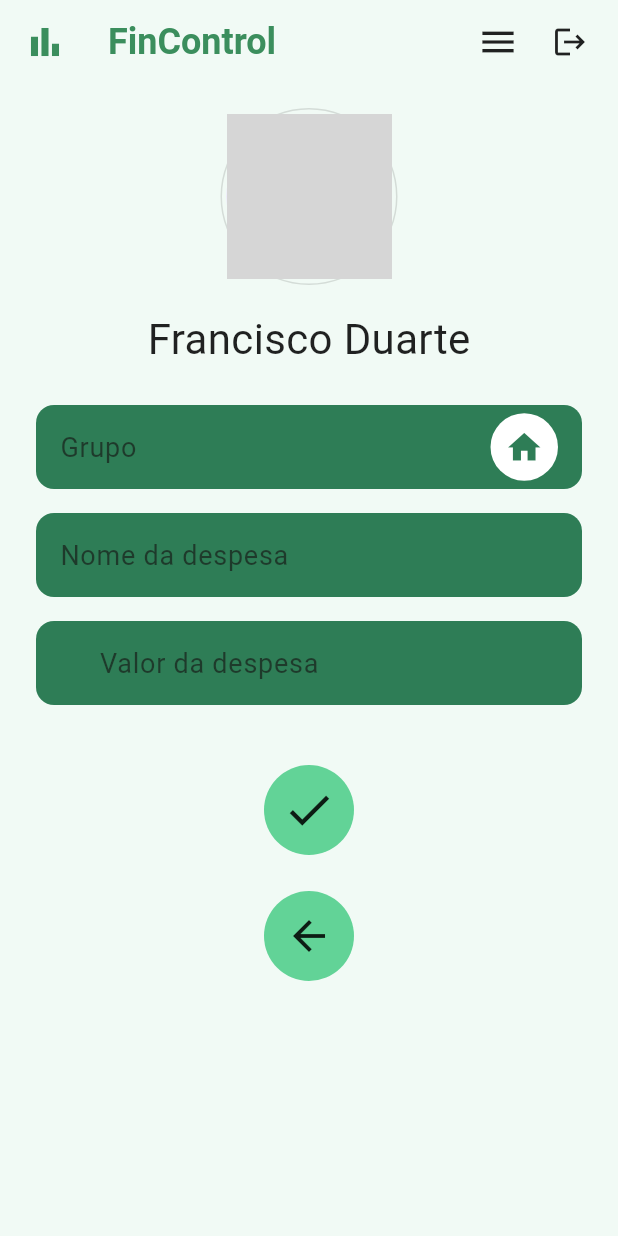
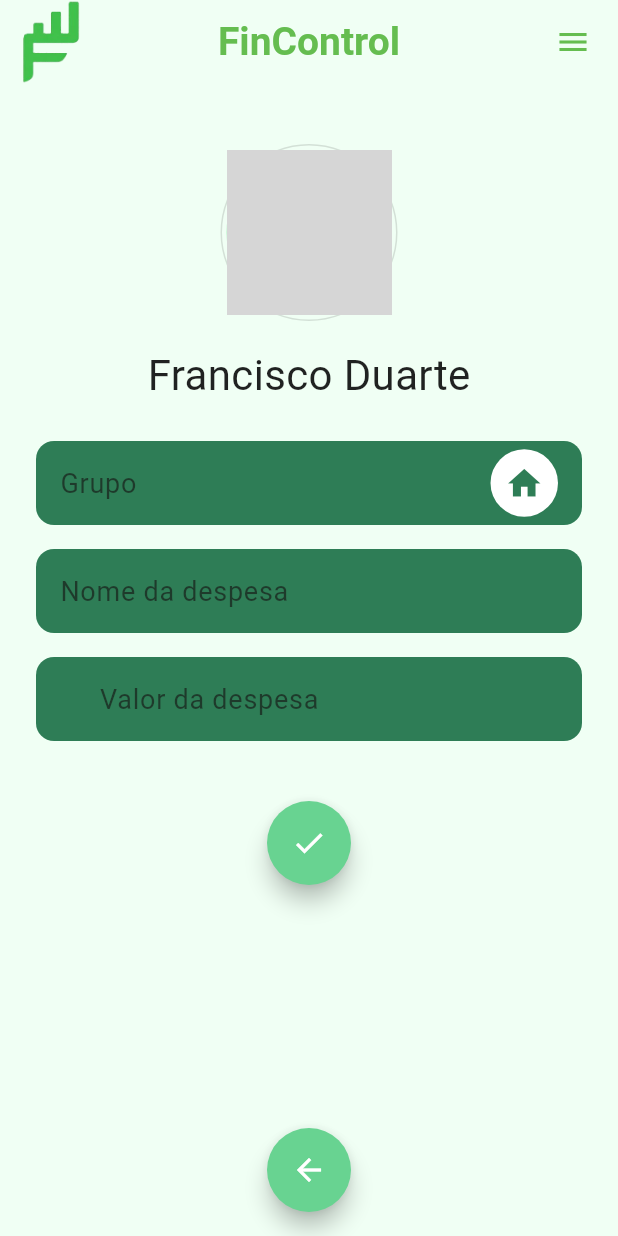
Before and after one commit to bastosmelo/fincontrol, a Flutter app: the DashboardPage screen opened directly, after a tap on "Adicionar Despesa", on a phone screen of 412 x 824 dp. Run offline on Flutter 3.47's test engine with Material 3 defaults, Android fonts, the phone set to English and light mode, and no system bars; network calls fail; grey boxes are pictures that could not be loaded.

Commit message:
Ajuste nas conexões entre as páginas.

```diff
--- a/lib/adddespesas.dart
+++ b/lib/adddespesas.dart
@@ -1,26 +1,20 @@
 import 'package:flutter/material.dart';
 import 'package:flutter/services.dart';
-// IMPORTANTE: Certifique-se de que o arquivo dashboard.dart existe na sua pasta lib
+
+import 'config.dart';
 import 'dashboard.dart';
 
 void main() {
-  runApp(const Adddespesas());
+  runApp(
+    const MaterialApp(debugShowCheckedModeBanner: false, home: Adddespesas()),
+  );
 }
 
 class Adddespesas extends StatelessWidget {
   const Adddespesas({super.key});
 
   @override
-  Widget build(BuildContext context) {
-    return MaterialApp(
-      debugShowCheckedModeBanner: false,
-      theme: ThemeData(
-        scaffoldBackgroundColor: const Color(0xFFF1FAF5),
-        fontFamily: 'sans-serif',
-      ),
-      home: const ExpenseFormScreen(),
-    );
-  }
+  Widget build(BuildContext context) => const ExpenseFormScreen();
 }
 
 class ExpenseFormScreen extends StatefulWidget {
@@ -49,42 +43,58 @@ class _ExpenseFormScreenState extends State<ExpenseFormScreen> {
   @override
   Widget build(BuildContext context) {
     const primaryGreen = Color(0xFF2E7D56);
-    const textGreen = Color(0xFF3B8E5D);
     const inputTextColor = Color(0xFF1E3A2B);
     const actionButtonColor = Color(0xFF62D397);
+    final width = MediaQuery.of(context).size.width;
 
     return Scaffold(
-      appBar: AppBar(
-        backgroundColor: Colors.transparent,
-        elevation: 0,
-        leading: const Padding(
-          padding: EdgeInsets.only(left: 16.0),
-          child: Row(
-            children: [
-              Icon(Icons.bar_chart, color: textGreen, size: 28),
-            ],
+      backgroundColor: const Color(0xFFF0FFF4),
+      appBar: PreferredSize(
+        preferredSize: const Size.fromHeight(80),
+        child: AppBar(
+          backgroundColor: const Color(0xFFF0FFF4),
+          elevation: 0,
+          centerTitle: true,
+          title: Text(
+            'FinControl',
+            style: TextStyle(
+              color: const Color(0xCC42AC27),
+              fontSize: width > 400 ? 26 : 20,
+              fontWeight: FontWeight.w700,
+            ),
           ),
+          leading: Padding(
+            padding: const EdgeInsets.only(left: 12),
+            child: Image.asset(
+              'assets/fincontrol-logo.png',
+              width: 36,
+              height: 36,
+              fit: BoxFit.contain,
+            ),
+          ),
+          actions: [
+            IconButton(
+              onPressed: () {
+                Navigator.of(
+                  context,
+                ).push(MaterialPageRoute(builder: (_) => const ConfigPage()));
+              },
+              icon: const Icon(Icons.menu, color: Color(0xCC42AC27)),
+            ),
+            const SizedBox(width: 6),
+          ],
         ),
-        title: const Text(
-          'FinControl',
-          style: TextStyle(
-            color: textGreen,
-            fontWeight: FontWeight.bold,
-            fontSize: 24,
-          ),
-        ),
-        centerTitle: false,
-        actions: [
-          IconButton(
-            icon: const Icon(Icons.menu, color: Colors.black87, size: 28),
-            onPressed: () {},
-          ),
-          IconButton(
-            icon: const Icon(Icons.logout, color: Colors.black87, size: 24),
-            onPressed: () {},
-          ),
-          const SizedBox(width: 8),
-        ],
+      ),
+      floatingActionButtonLocation: FloatingActionButtonLocation.centerFloat,
+      floatingActionButton: FloatingActionButton(
+        backgroundColor: const Color(0xFF68D391),
+        shape: const CircleBorder(),
+        onPressed: () {
+          Navigator.of(context).pushReplacement(
+            MaterialPageRoute(builder: (_) => const DashboardPage()),
+          );
+        },
+        child: const Icon(Icons.arrow_back, color: Colors.white),
       ),
       body: SingleChildScrollView(
         child: Padding(
@@ -130,15 +140,24 @@ class _ExpenseFormScreenState extends State<ExpenseFormScreen> {
                 child: Column(
                   children: [
                     Padding(
-                      padding: const EdgeInsets.symmetric(horizontal: 16, vertical: 4),
+                      padding: const EdgeInsets.symmetric(
+                        horizontal: 16,
+                        vertical: 4,
+                      ),
                       child: Row(
                         children: [
                           const Expanded(
                             child: TextField(
-                              style: TextStyle(color: Colors.white, fontSize: 18),
+                              style: TextStyle(
+                                color: Colors.white,
+                                fontSize: 18,
+                              ),
                               decoration: InputDecoration(
                                 hintText: 'Grupo',
-                                hintStyle: TextStyle(color: inputTextColor, fontSize: 18),
+                                hintStyle: TextStyle(
+                                  color: inputTextColor,
+                                  fontSize: 18,
+                                ),
                                 border: InputBorder.none,
                               ),
                             ),
@@ -173,11 +192,16 @@ class _ExpenseFormScreenState extends State<ExpenseFormScreen> {
                       clipBehavior: Clip.antiAlias,
                       decoration: const BoxDecoration(
                         color: Color(0xFF235E41),
-                        borderRadius: BorderRadius.vertical(bottom: Radius.circular(12)),
+                        borderRadius: BorderRadius.vertical(
+                          bottom: Radius.circular(12),
+                        ),
                       ),
                       child: ListView.builder(
                         scrollDirection: Axis.horizontal,
-                        padding: const EdgeInsets.symmetric(horizontal: 12, vertical: 16),
+                        padding: const EdgeInsets.symmetric(
+                          horizontal: 12,
+                          vertical: 16,
+                        ),
                         itemCount: _iconsList.length,
                         itemBuilder: (context, index) {
                           final icon = _iconsList[index];
@@ -194,12 +218,16 @@ class _ExpenseFormScreenState extends State<ExpenseFormScreen> {
                               margin: const EdgeInsets.symmetric(horizontal: 8),
                               padding: const EdgeInsets.all(8),
                               decoration: BoxDecoration(
-                                color: isSelected ? Colors.white24 : Colors.transparent,
+                                color: isSelected
+                                    ? Colors.white24
+                                    : Colors.transparent,
                                 shape: BoxShape.circle,
                               ),
                               child: Icon(
                                 icon,
-                                color: isSelected ? actionButtonColor : Colors.white,
+                                color: isSelected
+                                    ? actionButtonColor
+                                    : Colors.white,
                                 size: 28,
                               ),
                             ),
@@ -214,7 +242,10 @@ class _ExpenseFormScreenState extends State<ExpenseFormScreen> {
 
               // Campo: Nome da despesa
               Container(
-                padding: const EdgeInsets.symmetric(horizontal: 16, vertical: 4),
+                padding: const EdgeInsets.symmetric(
+                  horizontal: 16,
+                  vertical: 4,
+                ),
                 decoration: BoxDecoration(
                   color: primaryGreen,
                   borderRadius: BorderRadius.circular(12),
@@ -233,7 +264,10 @@ class _ExpenseFormScreenState extends State<ExpenseFormScreen> {
 
               // Campo: Valor da despesa
               Container(
-                padding: const EdgeInsets.symmetric(horizontal: 16, vertical: 4),
+                padding: const EdgeInsets.symmetric(
+                  horizontal: 16,
+                  vertical: 4,
+                ),
                 decoration: BoxDecoration(
                   color: primaryGreen,
                   borderRadius: BorderRadius.circular(12),
@@ -257,48 +291,14 @@ class _ExpenseFormScreenState extends State<ExpenseFormScreen> {
               const SizedBox(height: 40),
 
               // Botão de Confirmação (Check)
-              InkWell(
-                onTap: () {},
-                borderRadius: BorderRadius.circular(30),
-                child: Container(
-                  width: 60,
-                  height: 60,
-                  decoration: const BoxDecoration(
-                    color: actionButtonColor,
-                    shape: BoxShape.circle,
-                  ),
-                  child: const Icon(
-                    Icons.check,
-                    color: Colors.black87,
-                    size: 36,
-                  ),
-                ),
+              FloatingActionButton(
+                heroTag: 'confirmExpense',
+                backgroundColor: const Color(0xFF68D391),
+                shape: const CircleBorder(),
+                onPressed: () {},
+                child: const Icon(Icons.check, color: Colors.white),
               ),
-              const SizedBox(height: 24),
-
-              // Botão de Voltar (Direcionando para o Dashboard)
-              InkWell(
-                onTap: () {
-                  Navigator.pushReplacement(
-                    context,
-                    MaterialPageRoute(builder: (_) => const Adddespesas()),
-                  );
-                },
-                borderRadius: BorderRadius.circular(30),
-                child: Container(
-                  width: 60,
-                  height: 60,
-                  decoration: const BoxDecoration(
-                    color: actionButtonColor,
-                    shape: BoxShape.circle,
-                  ),
-                  child: const Icon(
-                    Icons.arrow_back,
-                    color: Colors.black87,
-                    size: 32,
-                  ),
-                ),
-              ),
+              const SizedBox(height: 120),
             ],
           ),
         ),
@@ -310,7 +310,10 @@ class _ExpenseFormScreenState extends State<ExpenseFormScreen> {
 // Formatador de Moeda (Ponto e Vírgula) manual
 class CurrencyInputFormatter extends TextInputFormatter {
   @override
-  TextEditingValue formatEditUpdate(TextEditingValue oldValue, TextEditingValue newValue) {
+  TextEditingValue formatEditUpdate(
+    TextEditingValue oldValue,
+    TextEditingValue newValue,
+  ) {
     if (newValue.selection.baseOffset == 0) {
       return newValue;
     }
--- a/lib/config.dart
+++ b/lib/config.dart
@@ -67,7 +67,7 @@ class ConfigPage extends StatelessWidget {
         shape: const CircleBorder(),
         onPressed: () {
           Navigator.of(context).pushReplacement(
-            MaterialPageRoute(builder: (_) => const DashboardScreen()),
+            MaterialPageRoute(builder: (_) => const DashboardPage()),
           );
         },
         child: const Icon(Icons.arrow_back, color: Colors.white),
```
Also changed, not shown: lib/cadastro_efetuado.dart (+19 -19 lines), lib/dashboard.dart (+12 -3 lines), lib/fazer_cadastro.dart (+32 -23 lines), lib/login_app.dart (+10 -2 lines), lib/start.dart (+5 -5 lines), pubspec.lock.
